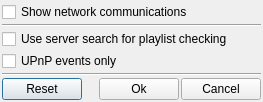
This is aivctrl/settings.ui in ptstream/QtUPnP as Qt 5 draws it before an edit. The edited form follows.
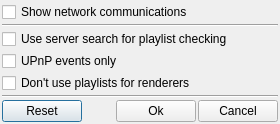
This is the edited form.

The edit to the form file:
```diff
--- a/aivctrl/settings.ui
+++ b/aivctrl/settings.ui
@@ -6,8 +6,8 @@
    <rect>
     <x>0</x>
     <y>0</y>
-    <width>263</width>
-    <height>98</height>
+    <width>280</width>
+    <height>117</height>
    </rect>
   </property>
   <property name="windowTitle">
@@ -60,6 +60,16 @@
      </property>
     </widget>
    </item>
+   <item>
+    <widget class="QCheckBox" name="m_playlists">
+     <property name="toolTip">
+      <string>Don't use playlists capabilities of renderer. Use only basic UPnP functions.</string>
+     </property>
+     <property name="text">
+      <string>Don't use playlists for renderers</string>
+     </property>
+    </widget>
+   </item>
    <item>
     <widget class="Line" name="line_2">
      <property name="orientation">
```
Left out of the diff: 9 changed lines with no effect on the pictures.
